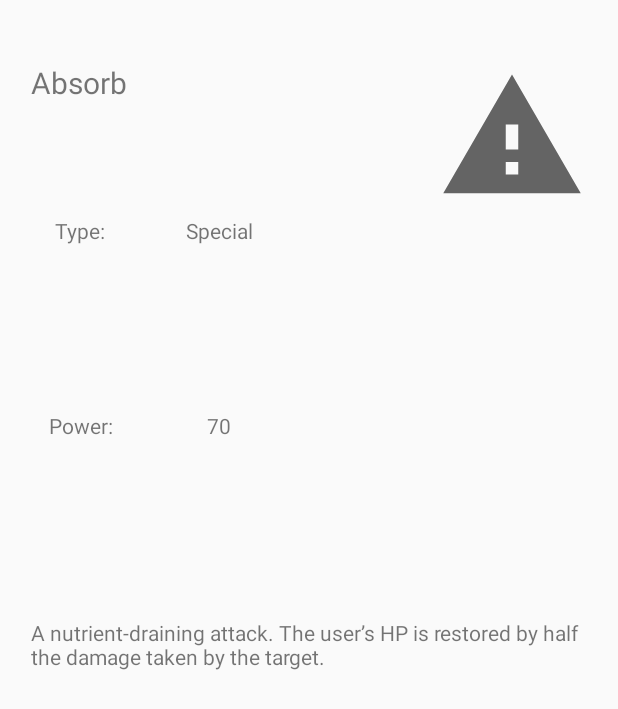
After one commit to Cavitedev/SimpleAndroidRPG, an Android app: the layout fragment_ability_description_dialog.xml on its own in the app's theme, with its tools: preview values and no code run, on a phone screen of 412 x 824 dp. The commit adds this screen. Shown: the top 709 px of the screen. Run offline under Robolectric (Android 15) with nearby library versions, the phone set to English and light mode, and no system bars.

Commit message:
Ability dialog added to show ability information

```diff
--- a/app/src/main/java/com/example/simplerpg/ui/HeroProfile.java
+++ b/app/src/main/java/com/example/simplerpg/ui/HeroProfile.java
@@ -35,8 +35,8 @@ public class HeroProfile extends AppCompatActivity {
 
         AbilitiesLearned abilitiesLearned = new AbilitiesLearned(abilities);
 
-        Stats exampleStats = new Stats(30, 12, 7, 20, 20);
-        Hero exampleHero = new Hero(null, "Swarchenagger", "rogue", exampleStats, 4856430, abilitiesLearned);
+        Stats exampleStats = new Stats(30, 7, 7, 30, 30);
+        Hero exampleHero = new Hero(null, "Rambo", "rogue", exampleStats, 680000, abilitiesLearned);
 
         Fragment fragment = HeroProperties.newInstance(exampleHero);
 
--- a/app/src/main/java/com/example/simplerpg/ui/heroProperties/HeroStats.java
+++ b/app/src/main/java/com/example/simplerpg/ui/heroProperties/HeroStats.java
@@ -60,12 +60,12 @@ public class HeroStats extends Fragment {
     public void onViewCreated(@NonNull View view, @Nullable Bundle savedInstanceState) {
         super.onViewCreated(view, savedInstanceState);
 
-        getComponentsID(view);
+        getUIComponentsID(view);
         configureInitialUIValues();
         updateUI();
     }
 
-    private void getComponentsID(View view) {
+    private void getUIComponentsID(View view) {
         strengthTextView = view.findViewById(R.id.heroStats_strengh);
         dexterityTextView = view.findViewById(R.id.heroStats_dexterity);
         intelligenceTextView = view.findViewById(R.id.heroStats_intelligence);
--- a/app/src/main/res/layout/ability_list_item.xml
+++ b/app/src/main/res/layout/ability_list_item.xml
@@ -20,10 +20,10 @@
     <TextView
         android:id="@+id/heroAbilities_listView_name"
         android:layout_width="0dp"
-        android:layout_height="wrap_content"
+        android:layout_height="50dp"
         android:layout_marginStart="44dp"
         android:layout_marginLeft="44dp"
-        android:gravity="center_horizontal|left"
+        android:gravity="left|center_vertical"
         android:text="Name"
         android:textSize="20sp"
         app:layout_constraintBottom_toBottomOf="parent"
--- /dev/null
+++ b/app/src/main/res/layout/fragment_ability_description_dialog.xml
@@ -0,0 +1,159 @@
+<?xml version="1.0" encoding="utf-8"?>
+<androidx.constraintlayout.widget.ConstraintLayout xmlns:android="http://schemas.android.com/apk/res/android"
+    xmlns:app="http://schemas.android.com/apk/res-auto"
+    xmlns:tools="http://schemas.android.com/tools"
+    android:layout_width="match_parent"
+    android:layout_height="match_parent"
+    tools:context=".ui.heroProperties.AbilityDescriptionDialogFragment">
+
+    <androidx.constraintlayout.widget.Guideline
+        android:id="@+id/guideline37"
+        android:layout_width="wrap_content"
+        android:layout_height="wrap_content"
+        android:orientation="horizontal"
+        app:layout_constraintGuide_percent="0.4" />
+
+    <androidx.constraintlayout.widget.Guideline
+        android:id="@+id/guideline36"
+        android:layout_width="wrap_content"
+        android:layout_height="wrap_content"
+        android:orientation="horizontal"
+        app:layout_constraintGuide_percent="0.29" />
+
+    <androidx.constraintlayout.widget.Guideline
+        android:id="@+id/guideline35"
+        android:layout_width="wrap_content"
+        android:layout_height="wrap_content"
+        android:orientation="vertical"
+        app:layout_constraintGuide_percent="0.5" />
+
+    <androidx.constraintlayout.widget.Guideline
+        android:id="@+id/guideline34"
+        android:layout_width="wrap_content"
+        android:layout_height="wrap_content"
+        android:orientation="vertical"
+        app:layout_constraintGuide_percent="0.21" />
+
+    <TextView
+        android:id="@+id/ability_power"
+        android:layout_width="0dp"
+        android:layout_height="0dp"
+        android:gravity="center"
+        android:text="70"
+        app:layout_constraintBottom_toTopOf="@+id/guideline37"
+        app:layout_constraintEnd_toStartOf="@+id/guideline35"
+        app:layout_constraintStart_toStartOf="@+id/guideline34"
+        app:layout_constraintTop_toTopOf="@+id/guideline36" />
+
+    <androidx.constraintlayout.widget.Guideline
+        android:id="@+id/guideline31"
+        android:layout_width="wrap_content"
+        android:layout_height="wrap_content"
+        android:orientation="horizontal"
+        app:layout_constraintGuide_percent="0.05" />
+
+    <TextView
+        android:id="@+id/ability_name"
+        android:layout_width="0dp"
+        android:layout_height="wrap_content"
+        android:text="Absorb"
+        android:textSize="20sp"
+        app:layout_constraintEnd_toStartOf="@+id/ability_icon"
+        app:layout_constraintStart_toStartOf="@+id/guideline32"
+        app:layout_constraintTop_toTopOf="@+id/guideline31" />
+
+    <ImageView
+        android:id="@+id/ability_icon"
+        android:layout_width="100dp"
+        android:layout_height="100dp"
+        app:layout_constraintEnd_toStartOf="@+id/guideline30"
+        app:layout_constraintTop_toTopOf="@+id/guideline31"
+        app:srcCompat="?android:attr/alertDialogIcon" />
+
+    <TextView
+        android:id="@+id/ability_description"
+        android:layout_width="0dp"
+        android:layout_height="0dp"
+        android:inputType="textMultiLine"
+        android:text="A nutrient-draining attack. The user’s HP is restored by half the damage taken by the target."
+        app:layout_constraintBottom_toTopOf="@+id/guideline29"
+        app:layout_constraintEnd_toStartOf="@+id/guideline30"
+        app:layout_constraintStart_toStartOf="@+id/guideline32"
+        app:layout_constraintTop_toTopOf="@+id/guideline33"
+        app:layout_constraintVertical_bias="0.754" />
+
+    <androidx.constraintlayout.widget.Guideline
+        android:id="@+id/guideline29"
+        android:layout_width="wrap_content"
+        android:layout_height="wrap_content"
+        android:orientation="horizontal"
+        app:layout_constraintGuide_percent="0.95
+" />
+
+    <androidx.constraintlayout.widget.Guideline
+        android:id="@+id/guideline33"
+        android:layout_width="wrap_content"
+        android:layout_height="wrap_content"
+        android:orientation="horizontal"
+        app:layout_constraintGuide_percent="0.5" />
+
+    <androidx.constraintlayout.widget.Guideline
+        android:id="@+id/guideline30"
+        android:layout_width="wrap_content"
+        android:layout_height="wrap_content"
+        android:orientation="vertical"
+        app:layout_constraintGuide_percent="0.95
+" />
+
+    <androidx.constraintlayout.widget.Guideline
+        android:id="@+id/guideline32"
+        android:layout_width="wrap_content"
+        android:layout_height="wrap_content"
+        android:orientation="vertical"
+        app:layout_constraintGuide_percent="0.05
+" />
+
+    <TextView
+        android:id="@+id/textView4"
+        android:layout_width="0dp"
+        android:layout_height="0dp"
+        android:gravity="center"
+        android:text="Type:"
+        app:layout_constraintBottom_toTopOf="@+id/guideline36"
+        app:layout_constraintEnd_toStartOf="@+id/guideline34"
+        app:layout_constraintHorizontal_bias="0.25"
+        app:layout_constraintStart_toStartOf="@+id/guideline32"
+        app:layout_constraintTop_toBottomOf="@+id/ability_name" />
+
+    <TextView
+        android:id="@+id/ability_type"
+        android:layout_width="0dp"
+        android:layout_height="0dp"
+        android:gravity="center"
+        android:text="Special"
+        app:layout_constraintBottom_toTopOf="@+id/guideline36"
+        app:layout_constraintEnd_toStartOf="@+id/guideline35"
+        app:layout_constraintStart_toStartOf="@+id/guideline34"
+        app:layout_constraintTop_toBottomOf="@+id/ability_name" />
+
+    <TextView
+        android:id="@+id/textView7"
+        android:layout_width="0dp"
+        android:layout_height="0dp"
+        android:gravity="center"
+        android:text="Power:"
+        app:layout_constraintBottom_toTopOf="@+id/guideline37"
+        app:layout_constraintEnd_toStartOf="@+id/guideline34"
+        app:layout_constraintStart_toStartOf="@+id/guideline32"
+        app:layout_constraintTop_toTopOf="@+id/guideline36" />
+
+    <TextView
+        android:id="@+id/VACIO"
+        android:layout_width="100dp"
+        android:layout_height="200dp"
+        app:layout_constraintBottom_toBottomOf="@+id/ability_description"
+        app:layout_constraintEnd_toStartOf="@+id/guideline30"
+        app:layout_constraintStart_toStartOf="@+id/guideline32"
+        app:layout_constraintTop_toTopOf="@+id/guideline31" />
+
+</androidx.constraintlayout.widget.ConstraintLayout>
--- a/app/src/main/res/values/strings.xml
+++ b/app/src/main/res/values/strings.xml
@@ -1,4 +1,3 @@
 <resources>
     <string name="app_name">Simple RPG</string>
-
 </resources>
```
Also changed, not shown: app/src/main/java/com/example/simplerpg/ui/adapters/AbilitiesAdapter.java (+18 -4 lines), app/src/main/java/com/example/simplerpg/ui/heroProperties/AbilityDescriptionDialogFragment.java (added, +86 -0 lines), app/src/main/java/com/example/simplerpg/ui/heroProperties/HeroAbilities.java (+15 -2 lines).
